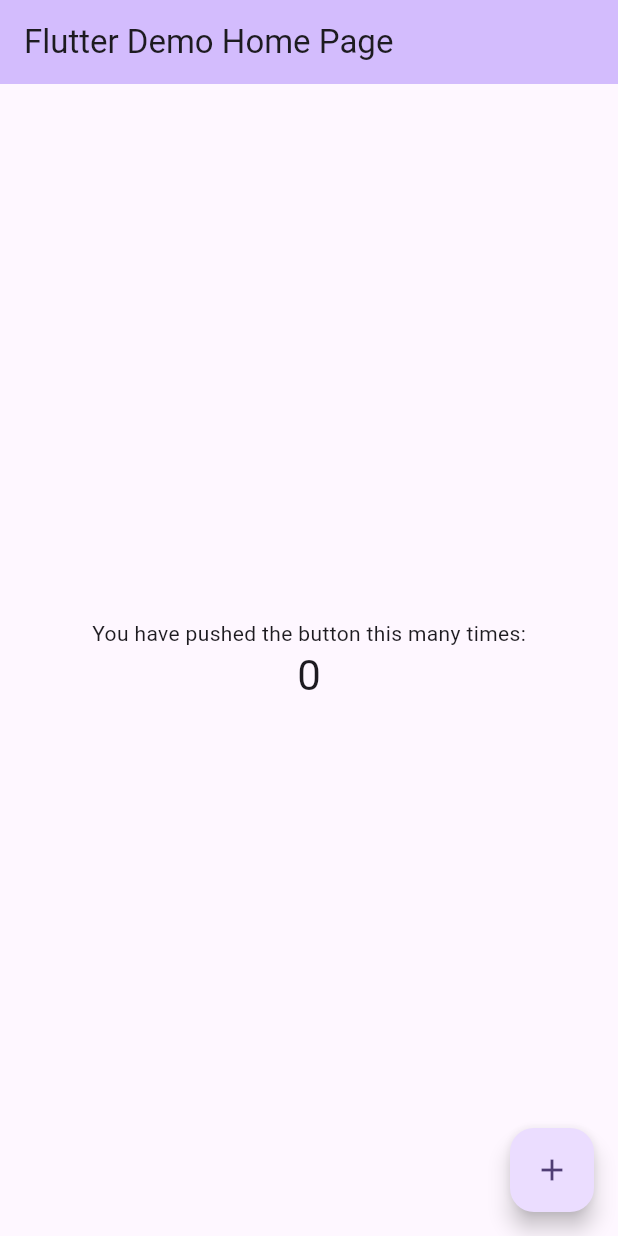
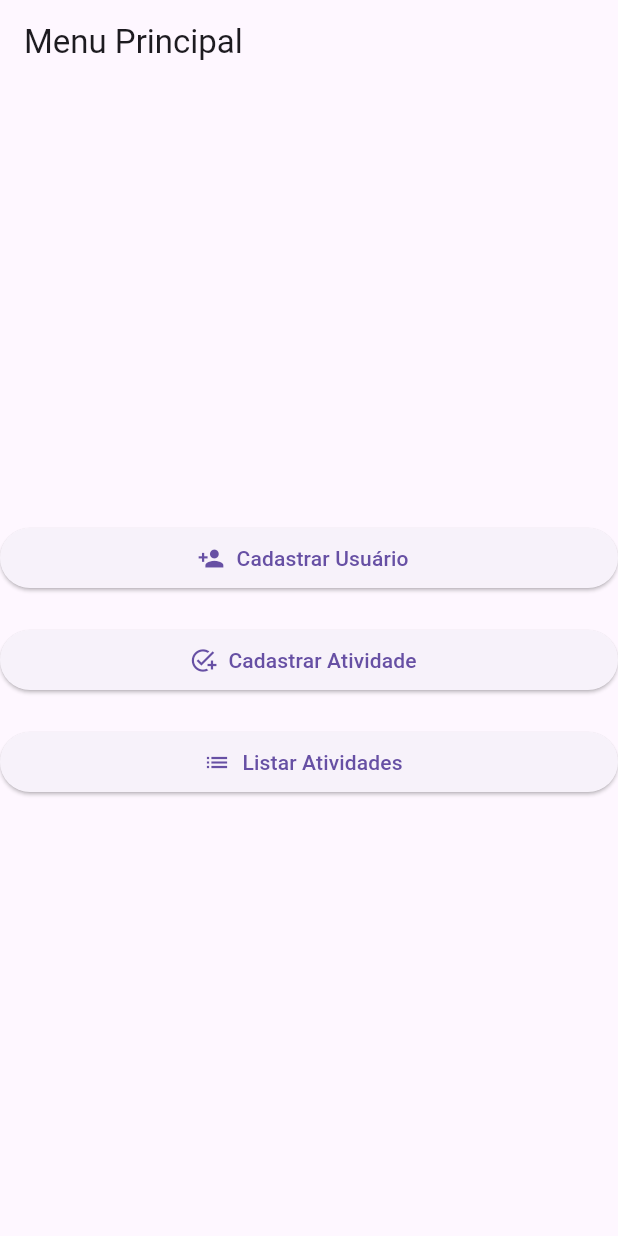
Before and after one commit to guilhermefogacadev/OPT120, a Flutter app: the screen it shows after launch, on a phone screen of 412 x 824 dp. Run offline on Flutter 3.47's test engine with Material 3 defaults, Android fonts, the phone set to English and light mode, and no system bars.

Commit message:
add registration screen

```diff
--- /dev/null
+++ b/front/lib/ListagemAtividade.dart
@@ -0,0 +1,28 @@
+import 'package:flutter/material.dart';
+
+class ListagemAtividade extends StatelessWidget {
+  @override
+  Widget build(BuildContext context) {
+    List<Map<String, dynamic>> atividades = [
+      {'titulo': 'Atividade 1', 'nota': 8.5, 'data_entrega': '2024-04-01'},
+      {'titulo': 'Atividade 2', 'nota': 9.0, 'data_entrega': '2024-04-05'},
+    ];
+
+    return Scaffold(
+      appBar: AppBar(
+        title: Text('Listagem de Atividades'),
+      ),
+      body: ListView.builder(
+        itemCount: atividades.length,
+        itemBuilder: (context, index) {
+          final atividade = atividades[index];
+          return ListTile(
+            title: Text(atividade['titulo']),
+            subtitle: Text('Nota: ${atividade['nota']}'),
+            trailing: Text('Data de Entrega: ${atividade['data_entrega']}'),
+          );
+        },
+      ),
+    );
+  }
+}
--- a/front/lib/main.dart
+++ b/front/lib/main.dart
@@ -1,125 +1,73 @@
 import 'package:flutter/material.dart';
+import 'package:front/CadastroUsuario.dart';
+import 'package:front/CadastroAtividade.dart';
+import 'package:front/ListagemAtividade.dart';
 
 void main() {
-  runApp(const MyApp());
+  runApp(MyApp());
 }
 
 class MyApp extends StatelessWidget {
-  const MyApp({super.key});
-
-  // This widget is the root of your application.
   @override
   Widget build(BuildContext context) {
     return MaterialApp(
-      title: 'Flutter Demo',
+      title: 'Gerenciador de Atividades',
       theme: ThemeData(
-        // This is the theme of your application.
-        //
-        // TRY THIS: Try running your application with "flutter run". You'll see
-        // the application has a purple toolbar. Then, without quitting the app,
-        // try changing the seedColor in the colorScheme below to Colors.green
-        // and then invoke "hot reload" (save your changes or press the "hot
-        // reload" button in a Flutter-supported IDE, or press "r" if you used
-        // the command line to start the app).
-        //
-        // Notice that the counter didn't reset back to zero; the application
-        // state is not lost during the reload. To reset the state, use hot
-        // restart instead.
-        //
-        // This works for code too, not just values: Most code changes can be
-        // tested with just a hot reload.
-        colorScheme: ColorScheme.fromSeed(seedColor: Colors.deepPurple),
-        useMaterial3: true,
+        primarySwatch: Colors.blue,
+        backgroundColor: Colors.white, // Altere para a cor desejada
       ),
-      home: const MyHomePage(title: 'Flutter Demo Home Page'),
+      home: Home(),
     );
   }
 }
 
-class MyHomePage extends StatefulWidget {
-  const MyHomePage({super.key, required this.title});
-
-  // This widget is the home page of your application. It is stateful, meaning
-  // that it has a State object (defined below) that contains fields that affect
-  // how it looks.
-
-  // This class is the configuration for the state. It holds the values (in this
-  // case the title) provided by the parent (in this case the App widget) and
-  // used by the build method of the State. Fields in a Widget subclass are
-  // always marked "final".
-
-  final String title;
-
-  @override
-  State<MyHomePage> createState() => _MyHomePageState();
-}
-
-class _MyHomePageState extends State<MyHomePage> {
-  int _counter = 0;
-
-  void _incrementCounter() {
-    setState(() {
-      // This call to setState tells the Flutter framework that something has
-      // changed in this State, which causes it to rerun the build method below
-      // so that the display can reflect the updated values. If we changed
-      // _counter without calling setState(), then the build method would not be
-      // called again, and so nothing would appear to happen.
-      _counter++;
-    });
-  }
-
+class Home extends StatelessWidget {
   @override
   Widget build(BuildContext context) {
-    // This method is rerun every time setState is called, for instance as done
-    // by the _incrementCounter method above.
-    //
-    // The Flutter framework has been optimized to make rerunning build methods
-    // fast, so that you can just rebuild anything that needs updating rather
-    // than having to individually change instances of widgets.
     return Scaffold(
       appBar: AppBar(
-        // TRY THIS: Try changing the color here to a specific color (to
-        // Colors.amber, perhaps?) and trigger a hot reload to see the AppBar
-        // change color while the other colors stay the same.
-        backgroundColor: Theme.of(context).colorScheme.inversePrimary,
-        // Here we take the value from the MyHomePage object that was created by
-        // the App.build method, and use it to set our appbar title.
-        title: Text(widget.title),
+        title: Text('Menu Principal'),
       ),
       body: Center(
-        // Center is a layout widget. It takes a single child and positions it
-        // in the middle of the parent.
         child: Column(
-          // Column is also a layout widget. It takes a list of children and
-          // arranges them vertically. By default, it sizes itself to fit its
-          // children horizontally, and tries to be as tall as its parent.
-          //
-          // Column has various properties to control how it sizes itself and
-          // how it positions its children. Here we use mainAxisAlignment to
-          // center the children vertically; the main axis here is the vertical
-          // axis because Columns are vertical (the cross axis would be
-          // horizontal).
-          //
-          // TRY THIS: Invoke "debug painting" (choose the "Toggle Debug Paint"
-          // action in the IDE, or press "p" in the console), to see the
-          // wireframe for each widget.
           mainAxisAlignment: MainAxisAlignment.center,
+          crossAxisAlignment: CrossAxisAlignment.stretch,
           children: <Widget>[
-            const Text(
-              'You have pushed the button this many times:',
+            ElevatedButton.icon(
+              onPressed: () {
+                Navigator.push(
+                  context,
+                  MaterialPageRoute(builder: (context) => CadastroUsuario()),
+                );
+              },
+              icon: Icon(Icons.person_add),
+              label: Text('Cadastrar Usuário'),
             ),
-            Text(
-              '$_counter',
-              style: Theme.of(context).textTheme.headlineMedium,
+            SizedBox(height: 20),
+            ElevatedButton.icon(
+              onPressed: () {
+                Navigator.push(
+                  context,
+                  MaterialPageRoute(builder: (context) => CadastroAtividade()),
+                );
+              },
+              icon: Icon(Icons.add_task),
+              label: Text('Cadastrar Atividade'),
+            ),
+            SizedBox(height: 20),
+            ElevatedButton.icon(
+              onPressed: () {
+                Navigator.push(
+                  context,
+                  MaterialPageRoute(builder: (context) => ListagemAtividade()),
+                );
+              },
+              icon: Icon(Icons.list),
+              label: Text('Listar Atividades'),
             ),
           ],
         ),
       ),
-      floatingActionButton: FloatingActionButton(
-        onPressed: _incrementCounter,
-        tooltip: 'Increment',
-        child: const Icon(Icons.add),
-      ), // This trailing comma makes auto-formatting nicer for build methods.
     );
   }
 }
```
Also changed, not shown: front/lib/CadastroAtividade.dart (added, +36 -0 lines), front/lib/CadastroUsuario.dart (added, +35 -0 lines).
